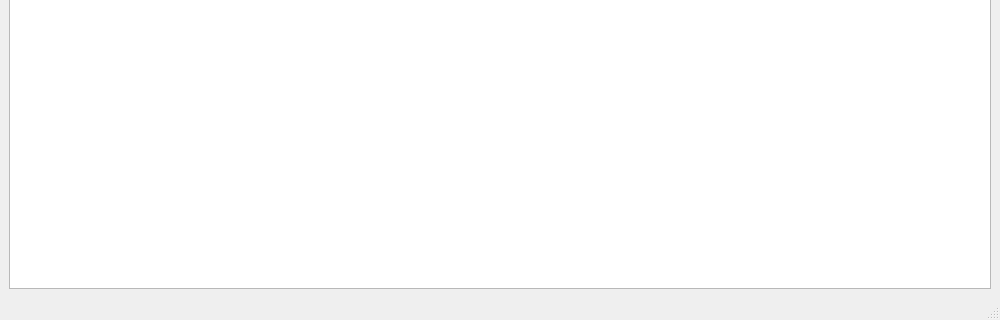
The window that mainwindow.ui (eloranta/WWA) describes before a commit, drawn with Qt 5; both pictures show x 0 to 1000 and y 285 to 605 of the 1000 by 605 pixel window.
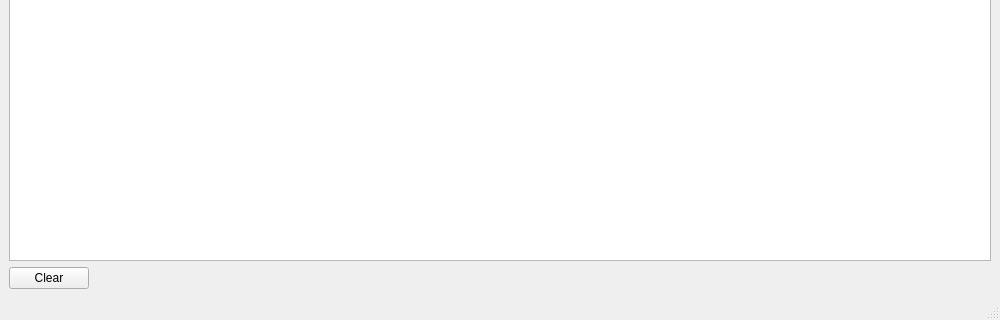
The same window after the commit.

Commit message: Add clear confirmation and layout spacer

What changed in the file:
```diff
--- a/mainwindow.ui
+++ b/mainwindow.ui
@@ -18,6 +18,30 @@
     <item row="0" column="0">
      <widget class="QTableView" name="tableView"/>
     </item>
+    <item row="1" column="0">
+     <layout class="QHBoxLayout" name="bottomRowLayout">
+      <item>
+       <widget class="QPushButton" name="clearButton">
+        <property name="text">
+         <string>Clear</string>
+        </property>
+       </widget>
+      </item>
+      <item>
+       <spacer name="bottomSpacer">
+        <property name="orientation">
+         <enum>Qt::Horizontal</enum>
+        </property>
+        <property name="sizeHint" stdset="0">
+         <size>
+          <width>40</width>
+          <height>20</height>
+         </size>
+        </property>
+       </spacer>
+      </item>
+     </layout>
+    </item>
    </layout>
   </widget>
   <widget class="QMenuBar" name="menubar">
```
The commit also changes 1 other file.
